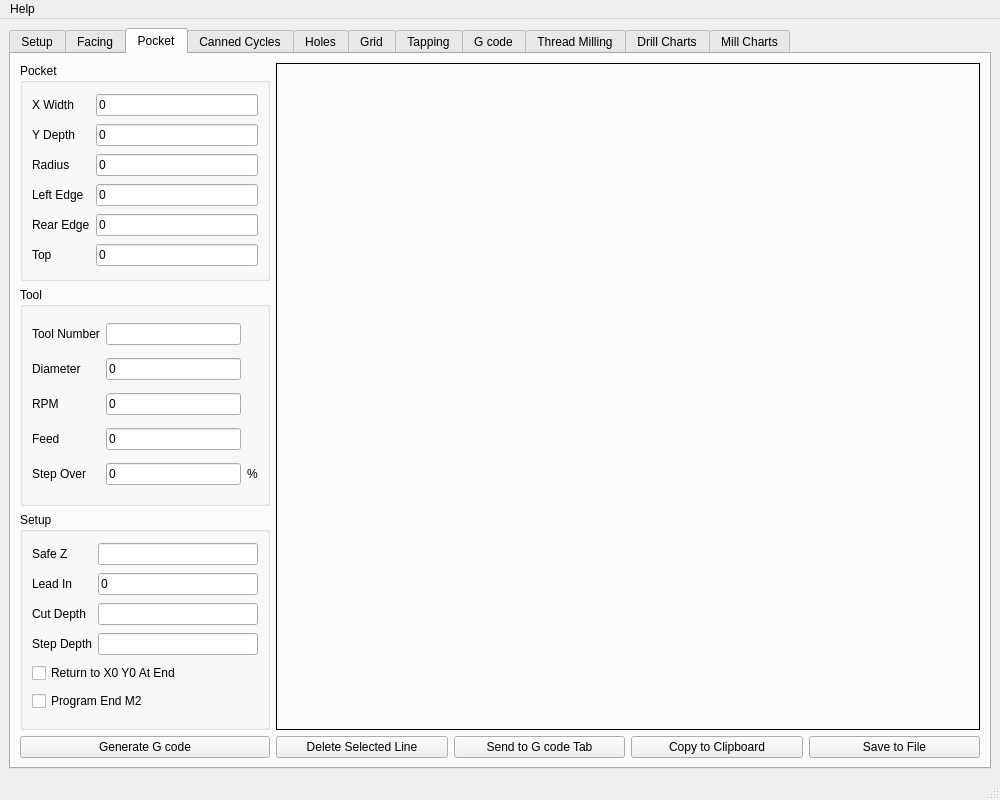
jethornton/gcode, file gcode/src/gcode.ui: the form before one commit.
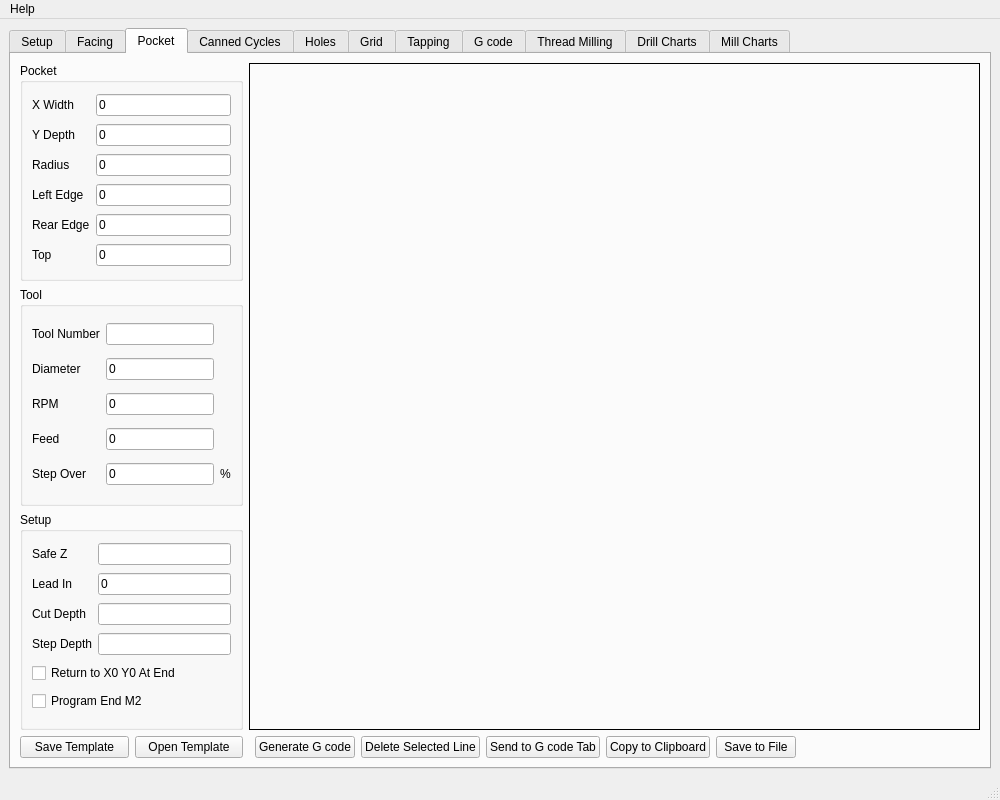
The form after the commit. The open tabs and pages were chosen to show the change.

Commit message: add pocket template save and load

Patch:
```diff
--- a/gcode/src/gcode.ui
+++ b/gcode/src/gcode.ui
@@ -679,7 +679,21 @@
         <string>Pocket</string>
        </attribute>
        <layout class="QGridLayout" name="gridLayout_9">
-        <item row="3" column="2">
+        <item row="3" column="1">
+         <widget class="QPushButton" name="pocketOpenTemplatePB">
+          <property name="text">
+           <string>Open Template</string>
+          </property>
+         </widget>
+        </item>
+        <item row="3" column="5">
+         <widget class="QPushButton" name="pocketRemovePB">
+          <property name="text">
+           <string>Delete Selected Line</string>
+          </property>
+         </widget>
+        </item>
+        <item row="3" column="6">
          <widget class="QPushButton" name="pocketSendPB">
           <property name="text">
            <string>Send to G code Tab</string>
@@ -687,13 +701,20 @@
          </widget>
         </item>
         <item row="3" column="0">
-         <widget class="QPushButton" name="pocketGeneratePB">
+         <widget class="QPushButton" name="pocketSaveTemplatePB">
           <property name="text">
-           <string>Generate G code</string>
+           <string>Save Template</string>
           </property>
          </widget>
         </item>
-        <item row="1" column="0">
+        <item row="3" column="7">
+         <widget class="QPushButton" name="pocketCopyPB">
+          <property name="text">
+           <string>Copy to Clipboard</string>
+          </property>
+         </widget>
+        </item>
+        <item row="1" column="0" colspan="2">
          <widget class="QGroupBox" name="groupBox_5">
           <property name="maximumSize">
            <size>
@@ -797,121 +818,21 @@
           </layout>
          </widget>
         </item>
-        <item row="0" column="0">
-         <widget class="QGroupBox" name="groupBox_4">
-          <property name="maximumSize">
-           <size>
-            <width>250</width>
-            <height>16777215</height>
-           </size>
+        <item row="3" column="8">
+         <widget class="QPushButton" name="pocketSavePB">
+          <property name="text">
+           <string>Save to File</string>
           </property>
-          <property name="title">
-           <string>Pocket</string>
+         </widget>
+        </item>
+        <item row="3" column="4">
+         <widget class="QPushButton" name="pocketGeneratePB">
+          <property name="text">
+           <string>Generate G code</string>
           </property>
-          <layout class="QGridLayout" name="gridLayout_6">
-           <item row="0" column="1">
-            <widget class="QLineEdit" name="pocketWidthX">
-             <property name="text">
-              <string>0</string>
-             </property>
-             <property name="name" stdset="0">
-              <string>X Width</string>
-             </property>
-            </widget>
-           </item>
-           <item row="0" column="0">
-            <widget class="QLabel" name="label_16">
-             <property name="text">
-              <string>X Width</string>
-             </property>
-            </widget>
-           </item>
-           <item row="1" column="0">
-            <widget class="QLabel" name="label_17">
-             <property name="text">
-              <string>Y Depth</string>
-             </property>
-            </widget>
-           </item>
-           <item row="1" column="1">
-            <widget class="QLineEdit" name="pocketDepthY">
-             <property name="text">
-              <string>0</string>
-             </property>
-             <property name="name" stdset="0">
-              <string>Y Depth</string>
-             </property>
-            </widget>
-           </item>
-           <item row="3" column="0">
-            <widget class="QLabel" name="label_18">
-             <property name="text">
-              <string>Left Edge</string>
-             </property>
-            </widget>
-           </item>
-           <item row="4" column="0">
-            <widget class="QLabel" name="label_19">
-             <property name="text">
-              <string>Rear Edge</string>
-             </property>
-            </widget>
-           </item>
-           <item row="3" column="1">
-            <widget class="QLineEdit" name="pocketLeft">
-             <property name="text">
-              <string>0</string>
-             </property>
-             <property name="name" stdset="0">
-              <string>Left Edge</string>
-             </property>
-            </widget>
-           </item>
-           <item row="5" column="0">
-            <widget class="QLabel" name="label_20">
-             <property name="text">
-              <string>Top</string>
-             </property>
-            </widget>
-           </item>
-           <item row="4" column="1">
-            <widget class="QLineEdit" name="pocketRear">
-             <property name="text">
-              <string>0</string>
-             </property>
-             <property name="name" stdset="0">
-              <string>Rear Edge</string>
-             </property>
-            </widget>
-           </item>
-           <item row="5" column="1">
-            <widget class="QLineEdit" name="pocketTop">
-             <property name="text">
-              <string>0</string>
-             </property>
-             <property name="name" stdset="0">
-              <string>Top</string>
-             </property>
-            </widget>
-           </item>
-           <item row="2" column="0">
-            <widget class="QLabel" name="label_33">
-             <property name="text">
-              <string>Radius</string>
-             </property>
-            </widget>
-           </item>
-           <item row="2" column="1">
-            <widget class="QLineEdit" name="pocketRadius">
-             <property name="text">
-              <string>0</string>
-             </property>
-            </widget>
-           </item>
-          </layout>
          </widget>
         </item>
-        <item row="2" column="0">
+        <item row="2" column="0" colspan="2">
          <widget class="QGroupBox" name="groupBox_6">
           <property name="maximumSize">
            <size>
@@ -995,28 +916,134 @@
           </layout>
          </widget>
         </item>
-        <item row="3" column="3">
-         <widget class="QPushButton" name="pocketCopyPB">
-          <property name="text">
-           <string>Copy to Clipboard</string>
+        <item row="0" column="0" colspan="2">
+         <widget class="QGroupBox" name="groupBox_4">
+          <property name="maximumSize">
+           <size>
+            <width>250</width>
+            <height>16777215</height>
+           </size>
           </property>
-         </widget>
-        </item>
-        <item row="3" column="4">
-         <widget class="QPushButton" name="pocketSavePB">
-          <property name="text">
-           <string>Save to File</string>
+          <property name="title">
+           <string>Pocket</string>
           </property>
+          <layout class="QGridLayout" name="gridLayout_6">
+           <item row="0" column="1">
+            <widget class="QLineEdit" name="pocketWidthX">
+             <property name="text">
+              <string>0</string>
+             </property>
+             <property name="name" stdset="0">
+              <string>X Width</string>
+             </property>
+            </widget>
+           </item>
+           <item row="0" column="0">
+            <widget class="QLabel" name="label_16">
+             <property name="text">
+              <string>X Width</string>
+             </property>
+            </widget>
+           </item>
+           <item row="1" column="0">
+            <widget class="QLabel" name="label_17">
+             <property name="text">
+              <string>Y Depth</string>
+             </property>
+            </widget>
+           </item>
+           <item row="1" column="1">
+            <widget class="QLineEdit" name="pocketDepthY">
+             <property name="text">
+              <string>0</string>
+             </property>
+             <property name="name" stdset="0">
+              <string>Y Depth</string>
+             </property>
+            </widget>
+           </item>
+           <item row="3" column="0">
+            <widget class="QLabel" name="label_18">
+             <property name="text">
+              <string>Left Edge</string>
+             </property>
+            </widget>
+           </item>
+           <item row="4" column="0">
+            <widget class="QLabel" name="label_19">
+             <property name="text">
+              <string>Rear Edge</string>
+             </property>
+            </widget>
+           </item>
+           <item row="3" column="1">
+            <widget class="QLineEdit" name="pocketLeft">
+             <property name="text">
+              <string>0</string>
+             </property>
+             <property name="name" stdset="0">
+              <string>Left Edge</string>
+             </property>
+            </widget>
+           </item>
+           <item row="5" column="0">
+            <widget class="QLabel" name="label_20">
+             <property name="text">
+              <string>Top</string>
+             </property>
+            </widget>
+           </item>
+           <item row="4" column="1">
+            <widget class="QLineEdit" name="pocketRear">
+             <property name="text">
+              <string>0</string>
+             </property>
+             <property name="name" stdset="0">
+              <string>Rear Edge</string>
+             </property>
+            </widget>
+           </item>
+           <item row="5" column="1">
+            <widget class="QLineEdit" name="pocketTop">
+             <property name="text">
+              <string>0</string>
+             </property>
+             <property name="name" stdset="0">
+              <string>Top</string>
+             </property>
+            </widget>
+           </item>
+           <item row="2" column="0">
+            <widget class="QLabel" name="label_33">
+             <property name="text">
+              <string>Radius</string>
+             </property>
+            </widget>
+           </item>
+           <item row="2" column="1">
+            <widget class="QLineEdit" name="pocketRadius">
+             <property name="text">
+              <string>0</string>
+             </property>
+            </widget>
+           </item>
+          </layout>
          </widget>
         </item>
-        <item row="3" column="1">
-         <widget class="QPushButton" name="pocketRemovePB">
-          <property name="text">
-           <string>Delete Selected Line</string>
+        <item row="3" column="9">
+         <spacer name="horizontalSpacer_2">
+          <property name="orientation">
+           <enum>Qt::Horizontal</enum>
           </property>
-         </widget>
+          <property name="sizeHint" stdset="0">
+           <size>
+            <width>40</width>
+            <height>20</height>
+           </size>
+          </property>
+         </spacer>
         </item>
-        <item row="0" column="1" rowspan="3" colspan="4">
+        <item row="0" column="3" rowspan="3" colspan="7">
          <widget class="QFrame" name="pocketFM">
           <property name="frameShape">
            <enum>QFrame::Box</enum>
```
Left out of the diff: 1 changed line with no effect on the pictures. The commit also changes 4 other files.
